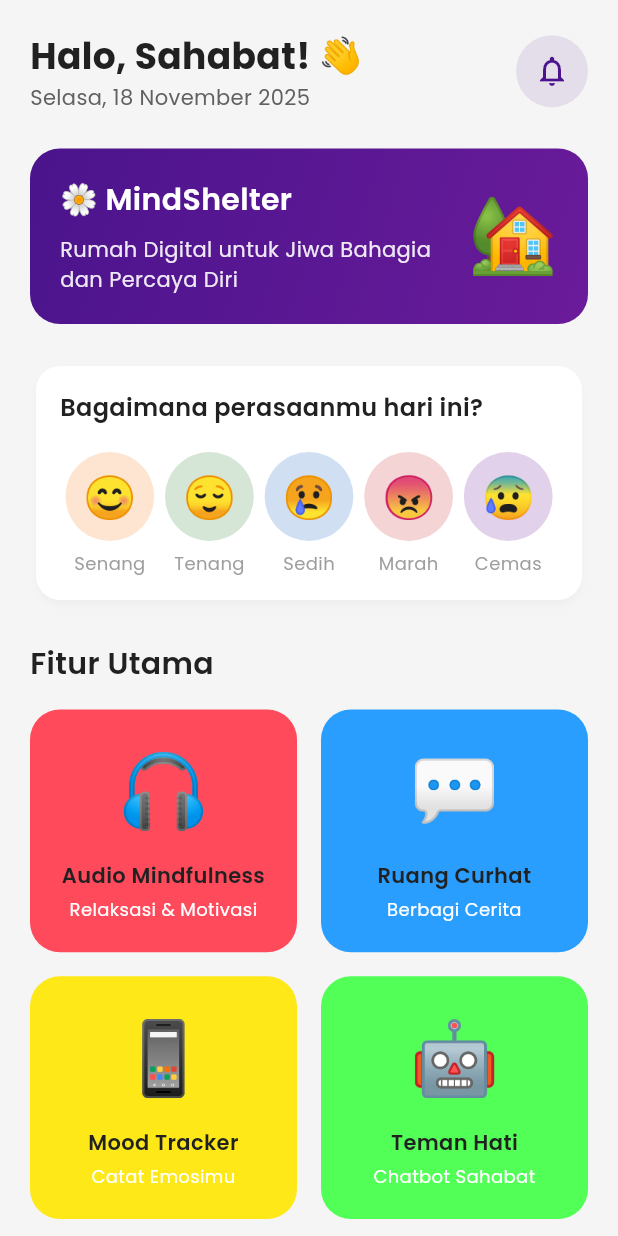
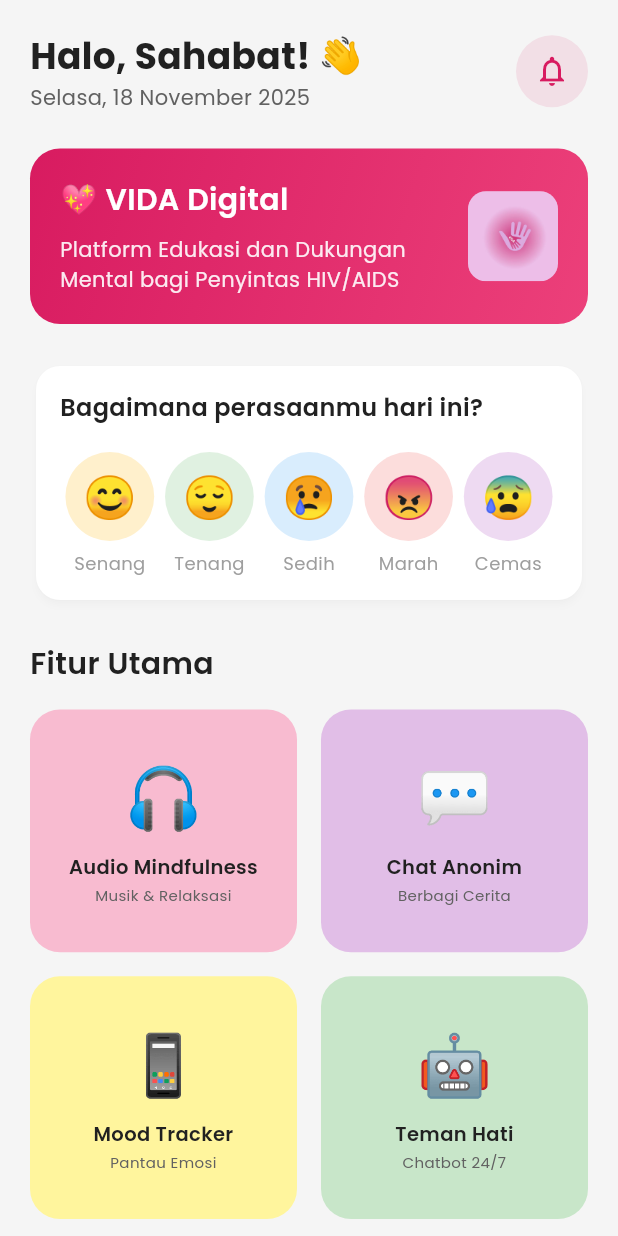
Before and after one commit to Ramahabir/mindfullshelter, a Flutter app: the screen it shows after launch, on a phone screen of 412 x 824 dp. Run offline on Flutter 3.47's test engine with Material 3 defaults, Android fonts, the phone set to English and light mode, and no system bars; our stand-ins replace google_fonts.

Commit message:
feat: Update app branding and improve error handling
- Changed app title from 'MindShelter' to 'VIDA Digital'.
- Added error handling for date formatting initialization in main.dart.
- Set preferred device orientations to portrait mode.
- Updated categories in AudioMindfulnessScreen and modified related texts.
- Renamed CurhatScreen to 'Ruang Chat Anonim' with updated texts.
- Enhanced HomeScreen with new branding and feature descriptions.
- Updated MiniGamesScreen to reflect new educational focus on HIV/AIDS.
- Improved MoodTrackerScreen text for clarity.
- Refined AppColors for better visual consistency and branding.
- Added troubleshooting guide for app installation and common issues.
- Created MainActivity.kt for Android integration.
- Provided instructions for logo placement in assets/images.
- Added placeholder image for VIDA Digital branding.

```diff
--- a/lib/data/dummy_data.dart
+++ b/lib/data/dummy_data.dart
@@ -8,11 +8,11 @@ import '../models/mini_game.dart';
 class DummyData {
   // Moods
   static final List<Mood> moods = [
-    Mood(id: '1', emoji: '😊', label: 'Senang', color: 'F57F17'),
-    Mood(id: '2', emoji: '😌', label: 'Tenang', color: '2E7D32'),
-    Mood(id: '3', emoji: '😢', label: 'Sedih', color: '1565C0'),
-    Mood(id: '4', emoji: '😠', label: 'Marah', color: 'C62828'),
-    Mood(id: '5', emoji: '😰', label: 'Cemas', color: '6A1B9A'),
+    Mood(id: '1', emoji: '😊', label: 'Senang', color: 'FFB300'),
+    Mood(id: '2', emoji: '😌', label: 'Tenang', color: '66BB6A'),
+    Mood(id: '3', emoji: '😢', label: 'Sedih', color: '42A5F5'),
+    Mood(id: '4', emoji: '😠', label: 'Marah', color: 'EF5350'),
+    Mood(id: '5', emoji: '😰', label: 'Cemas', color: 'AB47BC'),
   ];
 
   // Mood Entries
@@ -62,7 +62,7 @@ class DummyData {
     AudioMindfulness(
       id: '1',
       title: 'Relaksasi Pagi Hari',
-      description: 'Mulai hari dengan tenang dan penuh semangat',
+      description: 'Mulai hari dengan tenang dan penuh harapan',
       category: 'Relaksasi',
       duration: 300, // 5 menit
       audioUrl: 'assets/audio/relaksasi_pagi.mp3',
@@ -71,17 +71,17 @@ class DummyData {
     ),
     AudioMindfulness(
       id: '2',
-      title: 'Cerita Anak Pemberani',
-      description: 'Cerita motivasi tentang anak yang berani mencoba hal baru',
-      category: 'Motivasi',
+      title: 'Musik Menenangkan',
+      description: 'Musik instrumental untuk ketenangan pikiran',
+      category: 'Relaksasi',
       duration: 420, // 7 menit
-      audioUrl: 'assets/audio/anak_pemberani.mp3',
-      thumbnailUrl: '🦸',
+      audioUrl: 'assets/audio/musik_tenang.mp3',
+      thumbnailUrl: '🎵',
     ),
     AudioMindfulness(
       id: '3',
       title: 'Tidur Nyenyak',
-      description: 'Musik untuk membantu tidur lebih nyenyak',
+      description: 'Musik untuk membantu tidur lebih berkualitas',
       category: 'Tidur',
       duration: 600, // 10 menit
       audioUrl: 'assets/audio/tidur_nyenyak.mp3',
@@ -89,12 +89,12 @@ class DummyData {
     ),
     AudioMindfulness(
       id: '4',
-      title: 'Legenda Gorontalo',
-      description: 'Cerita rakyat Gorontalo yang menginspirasi',
-      category: 'Cerita Lokal',
+      title: 'Meditasi Penyembuhan',
+      description: 'Meditasi untuk inner peace dan penyembuhan',
+      category: 'Meditasi',
       duration: 480, // 8 menit
-      audioUrl: 'assets/audio/legenda_gorontalo.mp3',
-      thumbnailUrl: '🏔️',
+      audioUrl: 'assets/audio/meditasi_penyembuhan.mp3',
+      thumbnailUrl: '🧘',
       isFavorite: true,
     ),
     AudioMindfulness(
@@ -122,95 +122,96 @@ class DummyData {
   static final List<CurhatPost> curhatPosts = [
     CurhatPost(
       id: '1',
-      authorName: 'Andi',
-      authorAvatar: '👦',
-      content: 'Hari ini aku berhasil mengerjakan PR matematika sendirian! Awalnya takut salah, tapi aku coba dan ternyata bisa! 💪',
+      authorName: 'Anonymous',
+      authorAvatar: '🎭',
+      content: 'Hari ini aku merasa lebih kuat. Dukungan dari teman-teman di sini sangat membantu dalam perjalananku. 💪',
       timestamp: DateTime.now().subtract(const Duration(hours: 2)),
       likes: 12,
       comments: 5,
-      tags: ['prestasi', 'semangat'],
+      tags: ['kuat', 'dukungan'],
+      isAnonymous: true,
     ),
     CurhatPost(
       id: '2',
-      authorName: 'Siti',
-      authorAvatar: '👧',
-      content: 'Kadang aku merasa kangen sama keluarga. Tapi teman-teman di sini sangat baik dan membuat aku merasa punya keluarga baru ❤️',
+      authorName: 'Anonymous',
+      authorAvatar: '🎭',
+      content: 'Kadang aku merasa sendirian, tapi setelah bergabung di komunitas ini, aku tahu aku tidak sendiri. Kita semua saling mendukung ❤️',
       timestamp: DateTime.now().subtract(const Duration(hours: 5)),
       likes: 18,
       comments: 8,
-      tags: ['keluarga', 'dukungan'],
+      tags: ['komunitas', 'dukungan'],
+      isAnonymous: true,
     ),
     CurhatPost(
       id: '3',
-      authorName: 'Budi',
-      authorAvatar: '👨',
-      content: 'Aku belajar bahwa tidak apa-apa untuk meminta bantuan. Teman-teman dan kakak pengasuh selalu siap membantu! 🙏',
+      authorName: 'Anonymous',
+      authorAvatar: '🎭',
+      content: 'Aku belajar bahwa tidak apa-apa untuk meminta bantuan. Konselor dan teman-teman di sini selalu siap mendengarkan 🙏',
       timestamp: DateTime.now().subtract(const Duration(days: 1)),
       likes: 15,
       comments: 6,
-      tags: ['belajar', 'teman'],
-      isAnonymous: false,
+      tags: ['bantuan', 'konseling'],
+      isAnonymous: true,
     ),
     CurhatPost(
       id: '4',
       authorName: 'Anonymous',
       authorAvatar: '🎭',
-      content: 'Kadang aku merasa tidak percaya diri, tapi setelah meditasi dan berbicara dengan teman, aku merasa lebih baik.',
+      content: 'Terima kasih untuk semua informasi dan edukasi yang dibagikan di sini. Ini sangat membantu aku memahami kondisiku.',
       timestamp: DateTime.now().subtract(const Duration(days: 2)),
       likes: 20,
       comments: 10,
-      tags: ['percaya-diri', 'meditasi'],
+      tags: ['edukasi', 'informasi'],
       isAnonymous: true,
     ),
   ];
 
-  // Mini Games
+  // Mini Games (Edukasi HIV/AIDS)
   static final List<MiniGame> miniGames = [
     MiniGame(
       id: '1',
-      title: 'Tebak Emosi',
-      description: 'Belajar mengenali berbagai macam emosi melalui ekspresi wajah',
-      category: 'Empati',
-      thumbnailUrl: '😊',
-      iconEmoji: '🎭',
+      title: 'Apa itu HIV/AIDS?',
+      description: 'Pengenalan dasar tentang HIV dan AIDS',
+      category: 'Edukasi Dasar',
+      thumbnailUrl: '�',
+      iconEmoji: '🧬',
       estimatedMinutes: 5,
     ),
     MiniGame(
       id: '2',
-      title: 'Puzzle Kebaikan',
-      description: 'Susun puzzle sambil belajar tentang perbuatan baik',
-      category: 'Nilai Moral',
-      thumbnailUrl: '🧩',
-      iconEmoji: '❤️',
+      title: 'Cara Penularan HIV',
+      description: 'Memahami bagaimana HIV dapat menular',
+      category: 'Pencegahan',
+      thumbnailUrl: '�',
+      iconEmoji: '⚠️',
+      estimatedMinutes: 8,
+    ),
+    MiniGame(
+      id: '3',
+      title: 'Hidup Sehat dengan HIV',
+      description: 'Tips menjaga kesehatan untuk ODHA',
+      category: 'Gaya Hidup',
+      thumbnailUrl: '💊',
+      iconEmoji: '🏃',
       estimatedMinutes: 10,
     ),
     MiniGame(
-      id: '3',
-      title: 'Fokus Bersama',
-      description: 'Latihan konsentrasi dengan permainan yang seru',
-      category: 'Fokus',
-      thumbnailUrl: '🎯',
-      iconEmoji: '🧠',
-      estimatedMinutes: 8,
-    ),
-    MiniGame(
       id: '4',
-      title: 'Cerita Pilihanku',
-      description: 'Pilih jalan cerita dan lihat hasilnya!',
-      category: 'Pengambilan Keputusan',
-      thumbnailUrl: '📖',
-      iconEmoji: '🌟',
-      estimatedMinutes: 15,
+      title: 'Dukungan Psikososial',
+      description: 'Pentingnya dukungan mental dan sosial',
+      category: 'Mental Health',
+      thumbnailUrl: '🤝',
+      iconEmoji: '💚',
+      estimatedMinutes: 12,
     ),
     MiniGame(
       id: '5',
-      title: 'Berbagi Kasih',
-      description: 'Simulasi berbagi dengan teman-teman',
-      category: 'Empati',
-      thumbnailUrl: '🤝',
-      iconEmoji: '💝',
-      estimatedMinutes: 7,
-      isLocked: true,
+      title: 'ARV dan Pengobatan',
+      description: 'Informasi tentang terapi antiretroviral',
+      category: 'Pengobatan',
+      thumbnailUrl: '💉',
+      iconEmoji: '⚕️',
+      estimatedMinutes: 15,
     ),
   ];
 
--- a/lib/main.dart
+++ b/lib/main.dart
@@ -1,11 +1,26 @@
 import 'package:flutter/material.dart';
+import 'package:flutter/services.dart';
 import 'package:intl/date_symbol_data_local.dart';
 import 'utils/app_theme.dart';
 import 'screens/home_screen.dart';
 
 void main() async {
   WidgetsFlutterBinding.ensureInitialized();
-  await initializeDateFormatting('id_ID', null);
+
+  // Set preferred orientations
+  await SystemChrome.setPreferredOrientations([
+    DeviceOrientation.portraitUp,
+    DeviceOrientation.portraitDown,
+  ]);
+
+  // Initialize date formatting with error handling
+  try {
+    await initializeDateFormatting('id_ID', null);
+  } catch (e) {
+    debugPrint('Error initializing date formatting: $e');
+  }
+
+  // Run app with error handling
   runApp(const MindShelterApp());
 }
 
@@ -15,7 +30,7 @@ class MindShelterApp extends StatelessWidget {
   @override
   Widget build(BuildContext context) {
     return MaterialApp(
-      title: 'MindShelter',
+      title: 'VIDA Digital',
       debugShowCheckedModeBanner: false,
       theme: AppTheme.lightTheme,
       home: const HomeScreen(),
--- a/lib/screens/audio_mindfulness_screen.dart
+++ b/lib/screens/audio_mindfulness_screen.dart
@@ -13,7 +13,7 @@ class AudioMindfulnessScreen extends StatefulWidget {
 
 class _AudioMindfulnessScreenState extends State<AudioMindfulnessScreen> {
   String selectedCategory = 'Semua';
-  final List<String> categories = ['Semua', 'Relaksasi', 'Motivasi', 'Tidur', 'Cerita Lokal'];
+  final List<String> categories = ['Semua', 'Relaksasi', 'Meditasi', 'Tidur'];
 
   @override
   Widget build(BuildContext context) {
@@ -56,12 +56,12 @@ class _AudioMindfulnessScreenState extends State<AudioMindfulnessScreen> {
               crossAxisAlignment: CrossAxisAlignment.start,
               children: [
                 Text(
-                  '🎧 Audio Ceria',
+                  '🎧 Audio Mindfulness',
                   style: AppTextStyles.heading2.copyWith(color: Colors.white),
                 ),
                 const SizedBox(height: 8),
                 Text(
-                  'Relaksasi & motivasi untuk jiwa bahagia',
+                  'Musik relaksasi untuk ketenangan pikiran',
                   style: AppTextStyles.bodyMedium.copyWith(color: Colors.white.withOpacity(0.9)),
                 ),
               ],
--- a/lib/screens/curhat_screen.dart
+++ b/lib/screens/curhat_screen.dart
@@ -16,7 +16,7 @@ class _CurhatScreenState extends State<CurhatScreen> {
   Widget build(BuildContext context) {
     return Scaffold(
       appBar: AppBar(
-        title: const Text('Ruang Curhat'),
+        title: const Text('Ruang Chat Anonim'),
         leading: IconButton(
           icon: const Icon(Icons.arrow_back),
           onPressed: () => Navigator.pop(context),
@@ -40,7 +40,7 @@ class _CurhatScreenState extends State<CurhatScreen> {
         onPressed: () => _showNewPostDialog(),
         backgroundColor: AppColors.primary,
         icon: const Icon(Icons.edit),
-        label: const Text('Curhat'),
+        label: const Text('Chat Anonim'),
       ),
     );
   }
@@ -64,12 +64,12 @@ class _CurhatScreenState extends State<CurhatScreen> {
               crossAxisAlignment: CrossAxisAlignment.start,
               children: [
                 Text(
-                  '💬 Ruang Curhat Aman',
+                  '💬 Ruang Chat Anonim',
                   style: AppTextStyles.heading2.copyWith(color: Colors.white),
                 ),
                 const SizedBox(height: 8),
                 Text(
-                  'Berbagi cerita dengan teman-teman',
+                  'Berbagi cerita tanpa identitas',
                   style: AppTextStyles.bodyMedium.copyWith(color: Colors.white.withOpacity(0.9)),
                 ),
               ],
--- a/lib/screens/home_screen.dart
+++ b/lib/screens/home_screen.dart
@@ -93,21 +93,43 @@ class HomeScreen extends StatelessWidget {
               crossAxisAlignment: CrossAxisAlignment.start,
               children: [
                 Text(
-                  '🌼 MindShelter',
+                  '💖 VIDA Digital',
                   style: AppTextStyles.heading3.copyWith(color: Colors.white),
                 ),
                 const SizedBox(height: 8),
                 Text(
-                  'Rumah Digital untuk Jiwa Bahagia dan Percaya Diri',
+                  'Platform Edukasi dan Dukungan Mental bagi Penyintas HIV/AIDS',
                   style: AppTextStyles.bodyMedium.copyWith(color: Colors.white.withOpacity(0.9)),
                 ),
               ],
             ),
           ),
           const SizedBox(width: 16),
-          const Text(
-            '🏡',
-            style: TextStyle(fontSize: 48),
+          Container(
+            width: 60,
+            height: 60,
+            decoration: BoxDecoration(
+              color: Colors.white.withOpacity(0.2),
+              borderRadius: BorderRadius.circular(12),
+            ),
+            child: ClipRRect(
+              borderRadius: BorderRadius.circular(12),
+              child: Image.asset(
+                'assets/images/vida.jpg',
+                width: 60,
+                height: 60,
+                fit: BoxFit.cover,
+                errorBuilder: (context, error, stackTrace) {
+                  return Center(
+                    child: Icon(
+                      Icons.favorite,
+                      size: 36,
+                      color: Colors.white.withOpacity(0.9),
+                    ),
+                  );
+                },
+              ),
+            ),
           ),
         ],
       ),
@@ -172,44 +194,44 @@ class HomeScreen extends StatelessWidget {
       {
         'icon': '🎧',
         'title': 'Audio Mindfulness',
-        'subtitle': 'Relaksasi & Motivasi',
-        'color': const Color.fromARGB(255, 255, 74, 92), // Red Light - Lebih gelap
+        'subtitle': 'Musik & Relaksasi',
+        'color': const Color(0xFFF8BBD0), // Pink Light
         'route': const AudioMindfulnessScreen(),
       },
       {
         'icon': '💬',
-        'title': 'Ruang Curhat',
+        'title': 'Chat Anonim',
         'subtitle': 'Berbagi Cerita',
-        'color': const Color.fromARGB(255, 41, 158, 255), // Blue Light - Lebih gelap
+        'color': const Color(0xFFE1BEE7), // Purple Light
         'route': const CurhatScreen(),
       },
       {
         'icon': '📱',
         'title': 'Mood Tracker',
-        'subtitle': 'Catat Emosimu',
-        'color': const Color.fromARGB(255, 255, 232, 23), // Yellow Light - Lebih gelap
+        'subtitle': 'Pantau Emosi',
+        'color': const Color(0xFFFFF59D), // Yellow Light
         'route': const MoodTrackerScreen(),
       },
       {
         'icon': '🤖',
         'title': 'Teman Hati',
-        'subtitle': 'Chatbot Sahabat',
-        'color': const Color.fromARGB(255, 81, 255, 86), // Green Light - Lebih gelap
+        'subtitle': 'Chatbot 24/7',
+        'color': const Color(0xFFC8E6C9), // Green Light
         'route': const ChatbotScreen(),
       },
       {
-        'icon': '🧩',
-        'title': 'Mini Games',
-        'subtitle': 'Belajar Sambil Main',
-        'color': const Color.fromARGB(255, 230, 90, 255), // Purple Light - Lebih gelap
+        'icon': '📚',
+        'title': 'Edukasi',
+        'subtitle': 'Info HIV/AIDS',
+        'color': const Color(0xFFBBDEFB), // Blue Light
         'route': const MiniGamesScreen(),
       },
       {
-        'icon': '📖',
-        'title': 'Journal',
-        'subtitle': 'Tulis Harimu',
-        'color': const Color.fromARGB(255, 255, 38, 114), // Pink Light - Lebih gelap
-        'route': const MoodTrackerScreen(), // Akan diganti dengan Journal Screen
+        'icon': '🫂',
+        'title': 'Komunitas',
+        'subtitle': 'Support Group',
+        'color': const Color(0xFFFFCDD2), // Red Light
+        'route': const MoodTrackerScreen(),
       },
     ];
 
@@ -245,21 +267,26 @@ class HomeScreen extends StatelessWidget {
               children: [
                 Text(
                   feature['icon'] as String,
-                  style: const TextStyle(fontSize: 48),
+                  style: const TextStyle(fontSize: 40),
                 ),
-                const SizedBox(height: 12),
+                const SizedBox(height: 8),
                 Text(
                   feature['title'] as String,
-                  style: AppTextStyles.heading3.copyWith(fontSize: 14),
+                  style: AppTextStyles.heading3.copyWith(fontSize: 13),
                   textAlign: TextAlign.center,
+                  maxLines: 2,
+                  overflow: TextOverflow.ellipsis,
                 ),
-                const SizedBox(height: 4),
+                const SizedBox(height: 2),
                 Text(
                   feature['subtitle'] as String,
                   style: AppTextStyles.bodySmall.copyWith(
-                    color: Colors.white, // ← Ubah warna menjadi putih
+                    fontSize: 10,
+                    color: AppColors.textSecondary,
                   ),
                   textAlign: TextAlign.center,
+                  maxLines: 1,
+                  overflow: TextOverflow.ellipsis,
                 ),
               ],
             ),
--- a/lib/screens/mini_games_screen.dart
+++ b/lib/screens/mini_games_screen.dart
@@ -11,7 +11,7 @@ class MiniGamesScreen extends StatelessWidget {
   Widget build(BuildContext context) {
     return Scaffold(
       appBar: AppBar(
-        title: const Text('Mini Games'),
+        title: const Text('Edukasi HIV/AIDS'),
         leading: IconButton(
           icon: const Icon(Icons.arrow_back),
           onPressed: () => Navigator.pop(context),
@@ -47,18 +47,18 @@ class MiniGamesScreen extends StatelessWidget {
               crossAxisAlignment: CrossAxisAlignment.start,
               children: [
                 Text(
-                  '🧩 Mini Games',
+                  '📚 Edukasi HIV/AIDS',
                   style: AppTextStyles.heading2.copyWith(color: Colors.white),
                 ),
                 const SizedBox(height: 8),
                 Text(
-                  'Belajar sambil bermain yang menyenangkan',
+                  'Informasi dan artikel kesehatan',
                   style: AppTextStyles.bodyMedium.copyWith(color: Colors.white.withOpacity(0.9)),
                 ),
               ],
             ),
           ),
-          const Text('🎮', style: TextStyle(fontSize: 48)),
+          const Text('💡', style: TextStyle(fontSize: 48)),
         ],
       ),
     );
--- a/lib/screens/mood_tracker_screen.dart
+++ b/lib/screens/mood_tracker_screen.dart
@@ -69,7 +69,7 @@ class _MoodTrackerScreenState extends State<MoodTrackerScreen> {
                 ),
                 const SizedBox(height: 8),
                 Text(
-                  'Catat emosi harimu di sini 📝',
+                  'Pantau perkembangan emosimu 📝',
                   style: AppTextStyles.bodyMedium.copyWith(color: Colors.white.withOpacity(0.9)),
                 ),
               ],
--- a/lib/utils/app_colors.dart
+++ b/lib/utils/app_colors.dart
@@ -1,46 +1,46 @@
 import 'package:flutter/material.dart';
 
 class AppColors {
-  // Primary Colors - Warna Kuat dan Kontras untuk Anak
-  static const Color primary = Color(0xFF4A148C); // Deep Purple - Sangat Gelap
-  static const Color secondary = Color(0xFFC2185B); // Pink Dark - Lebih gelap
-  static const Color accent = Color(0xFFF57C00); // Orange Dark - Lebih gelap
+  // Primary Colors - Warna Pink untuk VIDA Digital (HIV/AIDS Support)
+  static const Color primary = Color(0xFFD81B60); // Pink Dark - Warna Utama
+  static const Color secondary = Color(0xFFEC407A); // Pink Medium
+  static const Color accent = Color(0xFFFF4081); // Pink Accent
 
   // Background Colors
   static const Color background = Color(0xFFF5F5F5); // Light Gray - Netral
   static const Color cardBackground = Colors.white;
 
-  // Mood Colors - Warna Gelap dan Jelas Berbeda
-  static const Color moodHappy = Color(0xFFF57F17); // Yellow/Amber Dark
-  static const Color moodCalm = Color(0xFF2E7D32); // Green Dark
-  static const Color moodSad = Color(0xFF1565C0); // Blue Dark
-  static const Color moodAngry = Color(0xFFC62828); // Red Dark
-  static const Color moodAnxious = Color(0xFF6A1B9A); // Purple Dark
+  // Mood Colors - Warna Jelas Berbeda untuk Mood Tracker
+  static const Color moodHappy = Color(0xFFFFB300); // Amber - Senang
+  static const Color moodCalm = Color(0xFF66BB6A); // Green - Tenang
+  static const Color moodSad = Color(0xFF42A5F5); // Blue - Sedih
+  static const Color moodAngry = Color(0xFFEF5350); // Red - Marah
+  static const Color moodAnxious = Color(0xFFAB47BC); // Purple - Cemas
 
   // Text Colors
   static const Color textPrimary = Color(0xFF212121); // Hitam pekat
   static const Color textSecondary = Color(0xFF616161); // Gray gelap
   static const Color textLight = Color(0xFF9E9E9E); // Gray terang
 
-  // Semantic Colors - Warna Gelap dan Tegas
-  static const Color success = Color(0xFF2E7D32); // Green Dark
-  static const Color warning = Color(0xFFE65100); // Orange Dark
-  static const Color error = Color(0xFFC62828); // Red Dark
-  static const Color info = Color(0xFF1565C0); // Blue Dark
+  // Semantic Colors
+  static const Color success = Color(0xFF66BB6A); // Green
+  static const Color warning = Color(0xFFFFA726); // Orange
+  static const Color error = Color(0xFFEF5350); // Red
+  static const Color info = Color(0xFF42A5F5); // Blue
 
-  // Gradient Colors - Kontras Tinggi dengan Warna Gelap
+  // Gradient Colors - Pink Gradients
   static const List<Color> primaryGradient = [
-    Color(0xFF4A148C), // Deep Purple
-    Color(0xFF6A1B9A), // Purple Dark
+    Color(0xFFD81B60), // Pink Dark
+    Color(0xFFEC407A), // Pink Medium
   ];
 
   static const List<Color> secondaryGradient = [
-    Color(0xFFC2185B), // Pink Dark
-    Color(0xFFD84315), // Deep Orange Dark
+    Color(0xFFEC407A), // Pink Medium
+    Color(0xFFFF4081), // Pink Accent
   ];
 
   static const List<Color> sunsetGradient = [
-    Color(0xFFE65100), // Orange Dark
-    Color(0xFFF57F17), // Amber Dark
+    Color(0xFFFF4081), // Pink Accent
+    Color(0xFFFF80AB), // Pink Light
   ];
 }
```
Also changed, not shown: assets/images/PLACE_LOGO_HERE.txt (added, +23 -0 lines), assets/images/vida.jpg (added), 4 other files.
